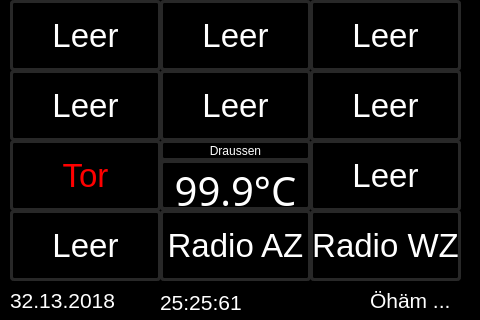
Above: gui/mainwindow.ui from christof1977/flurzentrale before the change. Below: the same form after it.
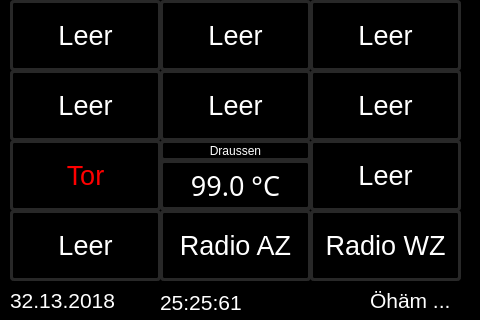
That is the form after the change.

```diff
--- a/gui/mainwindow.ui
+++ b/gui/mainwindow.ui
@@ -263,7 +263,7 @@
     </property>
     <property name="font">
      <font>
-      <pointsize>25</pointsize>
+      <pointsize>20</pointsize>
      </font>
     </property>
     <property name="cursor">
@@ -472,7 +472,7 @@
     </property>
     <property name="font">
      <font>
-      <pointsize>25</pointsize>
+      <pointsize>20</pointsize>
      </font>
     </property>
     <property name="cursor">
@@ -681,7 +681,7 @@
     </property>
     <property name="font">
      <font>
-      <pointsize>25</pointsize>
+      <pointsize>20</pointsize>
      </font>
     </property>
     <property name="cursor">
@@ -891,7 +891,7 @@
     </property>
     <property name="font">
      <font>
-      <pointsize>25</pointsize>
+      <pointsize>20</pointsize>
      </font>
     </property>
     <property name="cursor">
@@ -1100,7 +1100,7 @@
     </property>
     <property name="font">
      <font>
-      <pointsize>25</pointsize>
+      <pointsize>20</pointsize>
      </font>
     </property>
     <property name="cursor">
@@ -1309,7 +1309,7 @@
     </property>
     <property name="font">
      <font>
-      <pointsize>25</pointsize>
+      <pointsize>20</pointsize>
      </font>
     </property>
     <property name="cursor">
@@ -1518,7 +1518,7 @@
     </property>
     <property name="font">
      <font>
-      <pointsize>25</pointsize>
+      <pointsize>20</pointsize>
      </font>
     </property>
     <property name="cursor">
@@ -1727,7 +1727,7 @@
     </property>
     <property name="font">
      <font>
-      <pointsize>25</pointsize>
+      <pointsize>20</pointsize>
      </font>
     </property>
     <property name="cursor">
@@ -1936,7 +1936,7 @@
     </property>
     <property name="font">
      <font>
-      <pointsize>25</pointsize>
+      <pointsize>20</pointsize>
      </font>
     </property>
     <property name="cursor">
@@ -2145,7 +2145,7 @@
     </property>
     <property name="font">
      <font>
-      <pointsize>25</pointsize>
+      <pointsize>20</pointsize>
      </font>
     </property>
     <property name="cursor">
@@ -2354,7 +2354,7 @@
     </property>
     <property name="font">
      <font>
-      <pointsize>25</pointsize>
+      <pointsize>20</pointsize>
      </font>
     </property>
     <property name="cursor">
@@ -2413,7 +2413,7 @@
      <property name="font">
       <font>
        <family>.SF NS Text</family>
-       <pointsize>30</pointsize>
+       <pointsize>20</pointsize>
        <weight>50</weight>
        <italic>false</italic>
        <bold>false</bold>
@@ -2424,7 +2424,7 @@
 color: rgb(255, 255, 255);</string>
      </property>
      <property name="text">
-      <string>&lt;html&gt;&lt;head/&gt;&lt;body&gt;&lt;p&gt;&lt;span style=&quot; font-size:30pt;&quot;&gt;99.9°C&lt;/span&gt;&lt;/p&gt;&lt;/body&gt;&lt;/html&gt;</string>
+      <string>99.0 °C</string>
      </property>
      <property name="alignment">
       <set>Qt::AlignCenter</set>
```
Left out of the diff: 3 changed lines with no effect on the pictures.
